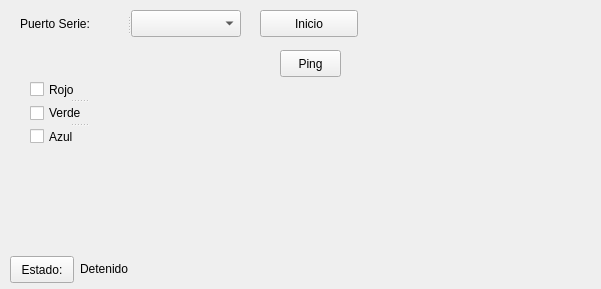
This is guipanel.ui in Mickyleitor/se-proyecto1-qt-Mickyleitor as Qt 5 draws it before an edit. The edited form follows.
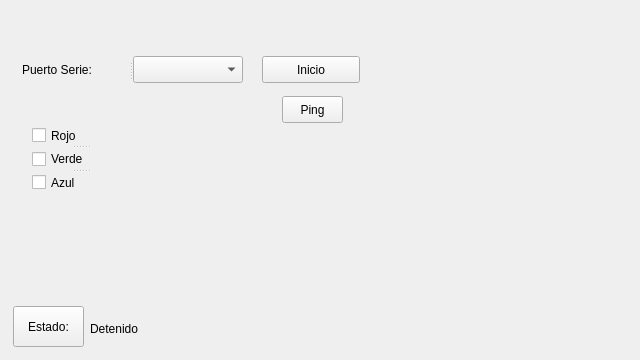
This is the edited form. Custom widgets are drawn as their Qt base class.

Commit message: NOSIG - Familización con Qwt Lib

The edit to the form file:
```diff
--- a/guipanel.ui
+++ b/guipanel.ui
@@ -6,8 +6,8 @@
    <rect>
     <x>0</x>
     <y>0</y>
-    <width>601</width>
-    <height>289</height>
+    <width>640</width>
+    <height>360</height>
    </rect>
   </property>
   <property name="windowTitle">
@@ -16,8 +16,8 @@
   <widget class="QPushButton" name="runButton">
    <property name="geometry">
     <rect>
-     <x>260</x>
-     <y>10</y>
+     <x>262</x>
+     <y>56</y>
      <width>98</width>
      <height>27</height>
     </rect>
@@ -29,8 +29,8 @@
   <widget class="QPushButton" name="pingButton">
    <property name="geometry">
     <rect>
-     <x>280</x>
-     <y>50</y>
+     <x>282</x>
+     <y>96</y>
      <width>61</width>
      <height>27</height>
     </rect>
@@ -42,8 +42,8 @@
   <widget class="QSplitter" name="splitter">
    <property name="geometry">
     <rect>
-     <x>20</x>
-     <y>10</y>
+     <x>22</x>
+     <y>56</y>
      <width>221</width>
      <height>27</height>
     </rect>
@@ -61,8 +61,8 @@
   <widget class="QSplitter" name="splitter_2">
    <property name="geometry">
     <rect>
-     <x>30</x>
-     <y>80</y>
+     <x>32</x>
+     <y>126</y>
      <width>97</width>
      <height>66</height>
     </rect>
@@ -89,8 +89,8 @@
   <widget class="QwtKnob" name="Knob">
    <property name="geometry">
     <rect>
-     <x>118</x>
-     <y>44</y>
+     <x>120</x>
+     <y>90</y>
      <width>129</width>
      <height>134</height>
     </rect>
@@ -111,10 +111,10 @@
   <widget class="QPushButton" name="pushButton">
    <property name="geometry">
     <rect>
-     <x>10</x>
-     <y>256</y>
-     <width>64</width>
-     <height>27</height>
+     <x>13</x>
+     <y>306</y>
+     <width>71</width>
+     <height>41</height>
     </rect>
    </property>
    <property name="text">
@@ -124,8 +124,8 @@
   <widget class="QLabel" name="statusLabel">
    <property name="geometry">
     <rect>
-     <x>80</x>
-     <y>260</y>
+     <x>90</x>
+     <y>320</y>
      <width>331</width>
      <height>17</height>
     </rect>
@@ -137,10 +137,10 @@
   <widget class="color_widgets::ColorWheel" name="colorWheel">
    <property name="geometry">
     <rect>
-     <x>330</x>
-     <y>100</y>
-     <width>100</width>
-     <height>100</height>
+     <x>470</x>
+     <y>120</y>
+     <width>131</width>
+     <height>121</height>
     </rect>
    </property>
    <property name="sizePolicy">
```
